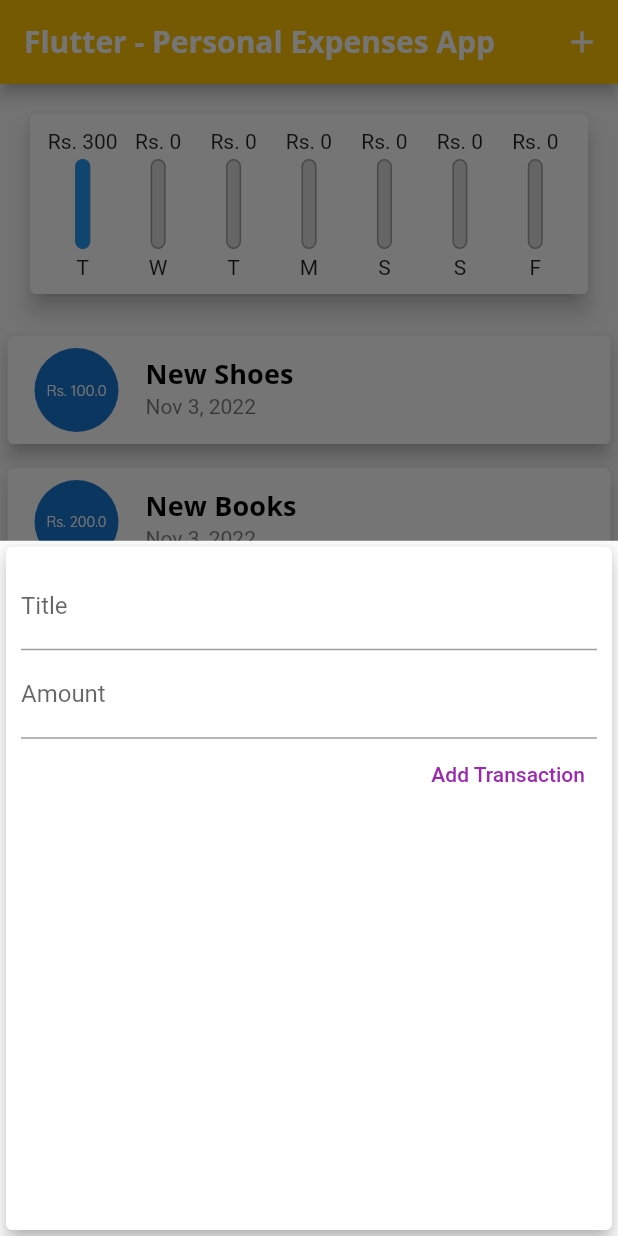
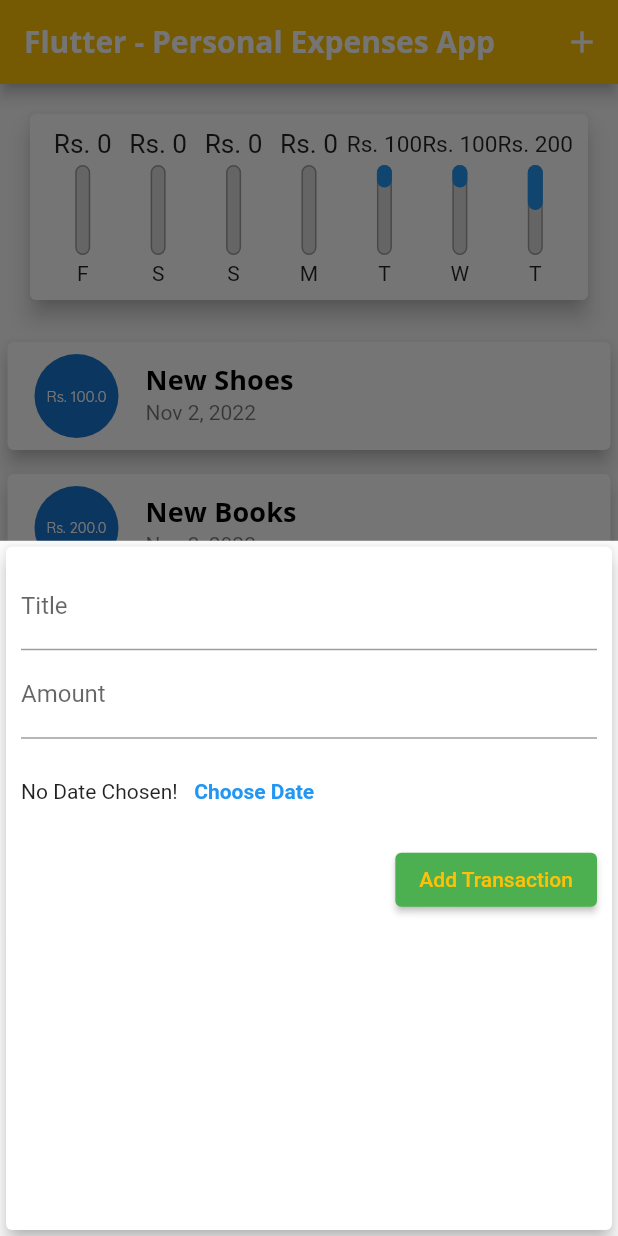
Before and after one commit to rghv932/flutter-personal-expenses-app, a Flutter app: the screen it shows after launch, after a tap on the "add" icon, on a phone screen of 412 x 824 dp. Run offline on Flutter 3.47's test engine with Material 2 defaults, Android fonts, the phone set to English and light mode, and no system bars.

Commit message:
Elevated Button Styling

```diff
--- a/lib/main.dart
+++ b/lib/main.dart
@@ -54,9 +54,11 @@ class _MyHomePageState extends State<MyHomePage> {
   // String amountInput;
   final List<Transaction> _userTransactions = [
     Transaction(
-        id: 't1', title: 'New Shoes', amount: 100, date: DateTime.now()),
+        id: 't1', title: 'New Shoes', amount: 100, date: DateTime.now().subtract(Duration(days: 1))),
     Transaction(
         id: 't2', title: 'New Books', amount: 200, date: DateTime.now()),
+    Transaction(
+        id: 't2', title: 'New Bookssss', amount: 100, date: DateTime.now().subtract(Duration(days: 2))),
   ];
 
   List<Transaction> get _recentTransactions {
--- a/lib/widgets/chart.dart
+++ b/lib/widgets/chart.dart
@@ -24,7 +24,7 @@ class Chart extends StatelessWidget {
         'day': DateFormat.E().format(weekDay).substring(0, 1),
         'amount': totalSum,
       };
-    });
+    }).reversed.toList();
   }
 
   double get totalSpending {
--- a/lib/widgets/chart_bar.dart
+++ b/lib/widgets/chart_bar.dart
@@ -12,8 +12,11 @@ class ChartBar extends StatelessWidget {
   Widget build(BuildContext context) {
     return Column(
       children: <Widget>[
-        FittedBox(
-          child: Text('Rs. ${spendingAmount.toStringAsFixed(0)}'),
+        Container(
+          height: 20,
+          child: FittedBox(
+            child: Text('Rs. ${spendingAmount.toStringAsFixed(0)}'),
+          ),
         ),
         SizedBox(height: 4),
         Container(
--- a/lib/widgets/new_transaction.dart
+++ b/lib/widgets/new_transaction.dart
@@ -13,15 +13,15 @@ class _NewTransactionState extends State<NewTransaction> {
   final titleController = TextEditingController();
   final amountController = TextEditingController();
 
-  void submitData(){
+  void submitData() {
     final enteredTitle = titleController.text;
     final enteredAmount = double.parse(amountController.text);
 
-    if(enteredTitle.isEmpty || enteredAmount <=0){
+    if (enteredTitle.isEmpty || enteredAmount <= 0) {
       return;
     }
 
-    widget.addTx(enteredTitle,enteredAmount);
+    widget.addTx(enteredTitle, enteredAmount);
     Navigator.of(context).pop();
   }
 
@@ -37,7 +37,7 @@ class _NewTransactionState extends State<NewTransaction> {
             TextField(
               decoration: InputDecoration(labelText: 'Title'),
               controller: titleController,
-              onSubmitted: (_)=>submitData(),
+              onSubmitted: (_) => submitData(),
               // onChanged: (val){
               //   titleInput = val;
               // },
@@ -46,14 +46,37 @@ class _NewTransactionState extends State<NewTransaction> {
               decoration: InputDecoration(labelText: 'Amount'),
               controller: amountController,
               keyboardType: TextInputType.number,
-              onSubmitted: (_)=>submitData(),
+              onSubmitted: (_) => submitData(),
               // onChanged: (val){
               //   amountInput = val;
               // },
             ),
-            TextButton(
+            Container(
+              height: 70,
+              child: Row(
+                children: <Widget>[
+                  SelectableText('No Date Chosen!'),
+                  TextButton(
+                    style: TextButton.styleFrom(
+                      foregroundColor: Theme.of(context).primaryColor,
+                    ),
+                    child: Text(
+                      'Choose Date',
+                      style: TextStyle(
+                        fontWeight: FontWeight.bold,
+                      ),
+                    ),
+                    onPressed: () {},
+                  ),
+                ],
+              ),
+            ),
+            ElevatedButton(
               child: Text('Add Transaction'),
-              style: TextButton.styleFrom(foregroundColor: Colors.purple),
+              style: ElevatedButton.styleFrom(
+                backgroundColor: Theme.of(context).colorScheme.secondary,
+                foregroundColor: Colors.amber,
+              ),
               onPressed: submitData,
             ),
           ],
```
